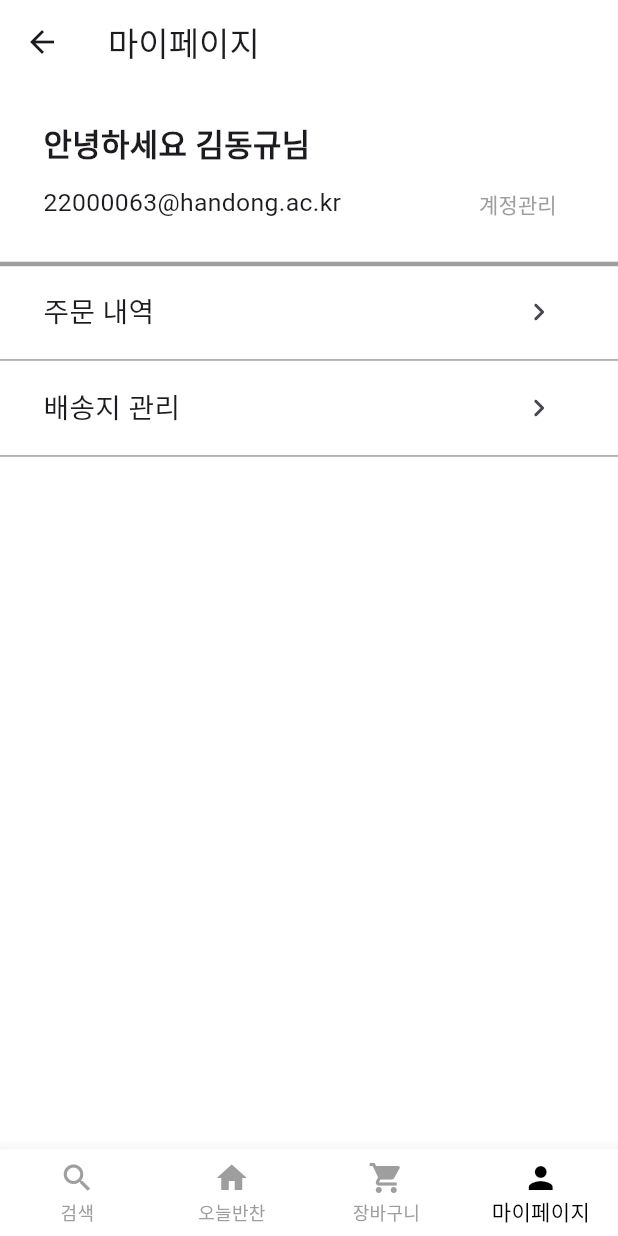
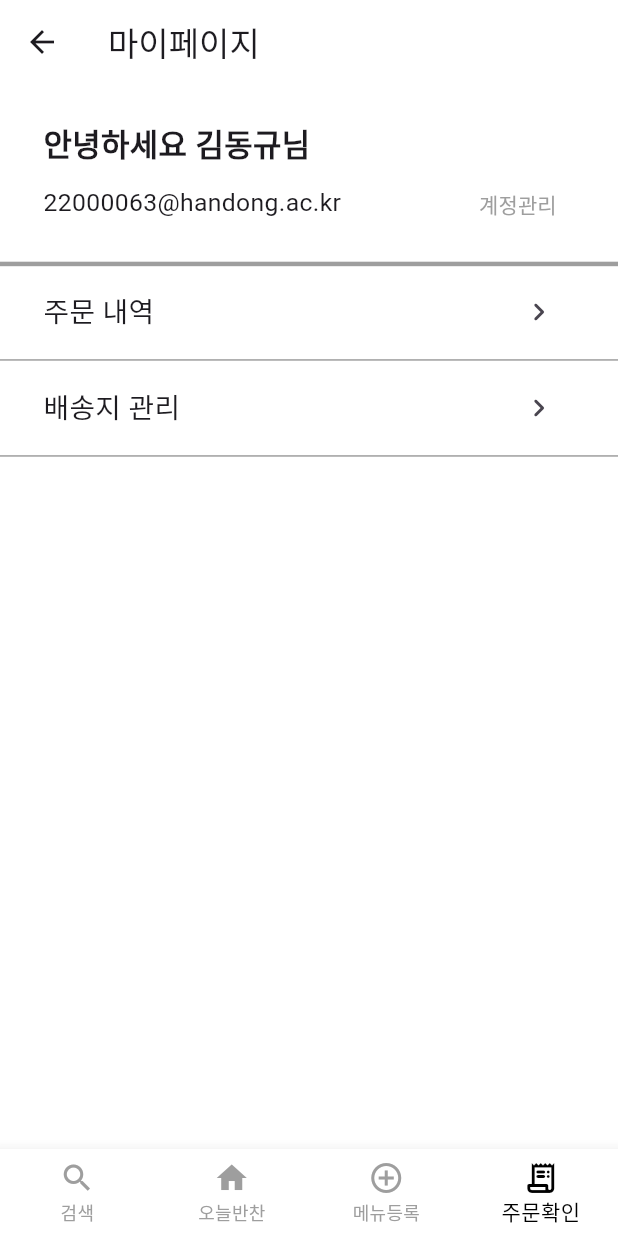
Before and after one commit to LikeLionHGU/2024OutSourcing, a Flutter app: the AdminRouterPage screen opened by its route, swiped to page 4, on a phone screen of 412 x 824 dp. Run offline on Flutter 3.47's test engine with Material 3 defaults, Android fonts, the phone set to English and light mode, and no system bars; our stand-ins replace cloud_firestore, firebase_auth, firebase_core; missing offline and left inert: bootpay, kpostal, remedi_kopo; accounts and stored records are empty; network calls fail; Roboto replaces fonts that are missing (AppleSD).

Commit message:
style: Admin 메인 페이지 작업 완료

```diff
--- a/flutter_application/lib/page/AdminRouterPage.dart
+++ b/flutter_application/lib/page/AdminRouterPage.dart
@@ -43,8 +43,8 @@ class AdminRouterPageState extends State<AdminRouterPage> {
         items: [
           BottomNavigationBarItem(icon: Icon(Icons.search), label: "검색"),
           BottomNavigationBarItem(icon: Icon(Icons.home), label: "오늘반찬"),
-          BottomNavigationBarItem(icon: Icon(Icons.shopping_cart), label: "장바구니"),
-          BottomNavigationBarItem(icon: Icon(Icons.person), label: "마이페이지"),
+          BottomNavigationBarItem(icon: Icon(Icons.add_circle_outline), label: "메뉴등록"),
+          BottomNavigationBarItem(icon: Icon(Icons.receipt_long_rounded), label: "주문확인"),
         ],
       ),
     );
```
Also changed, not shown: flutter_application/lib/page/main/AdminMainPage.dart (+8 -3 lines), flutter_application/lib/page/menu/AdminMenuDetail.dart (added).
